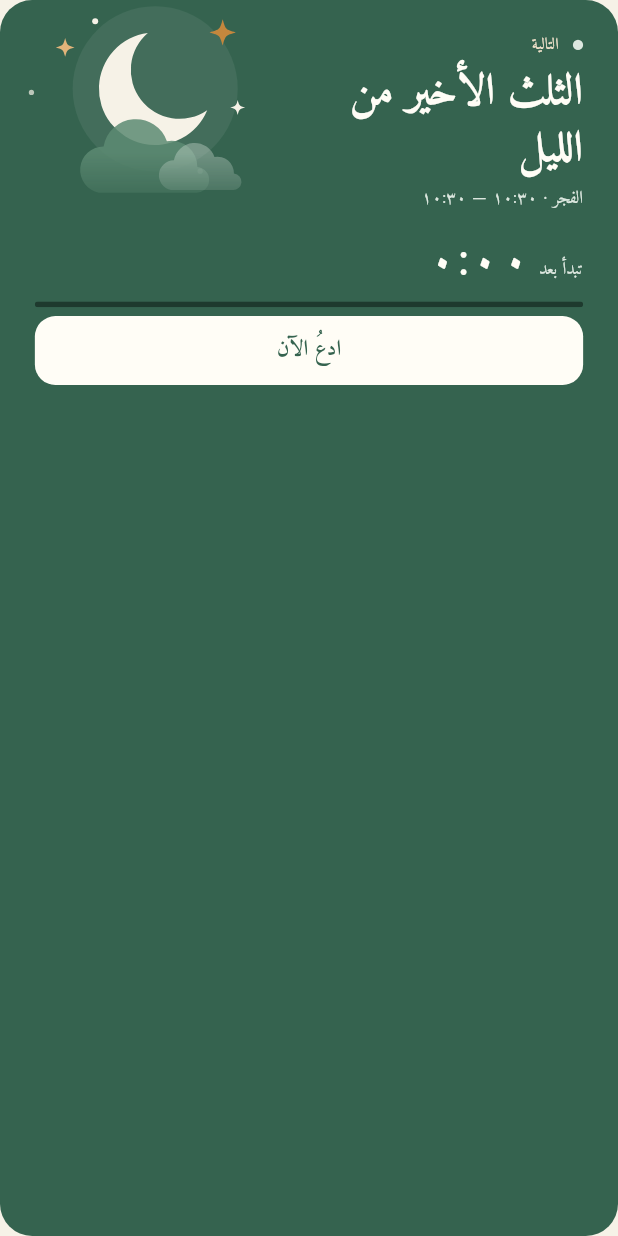
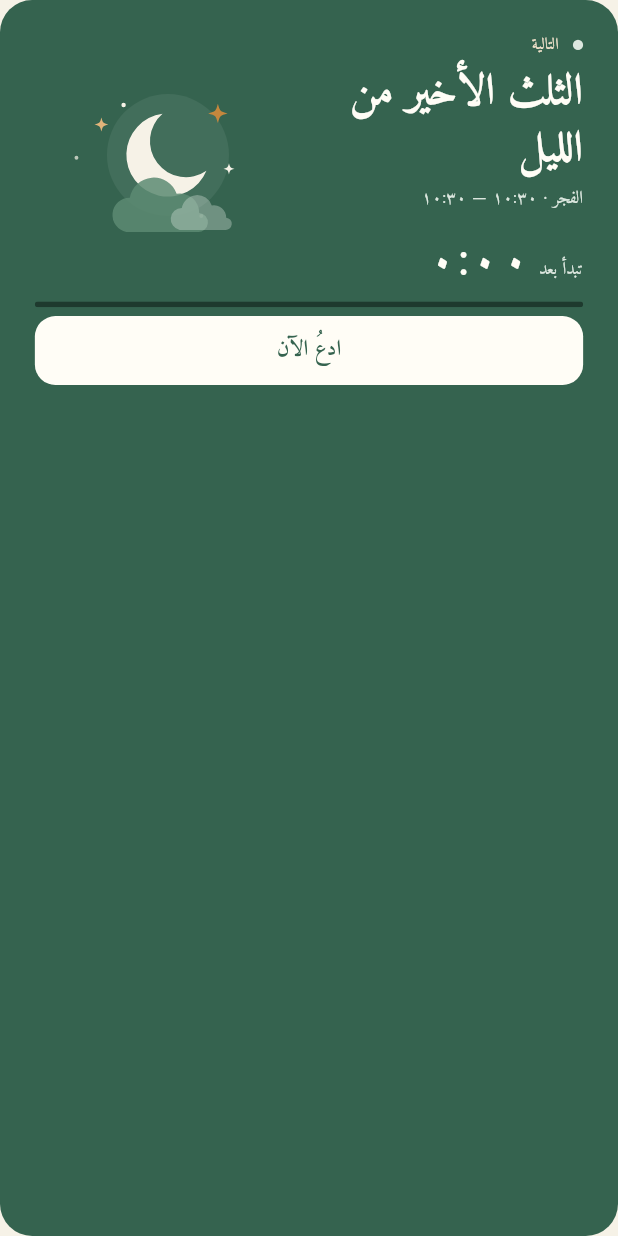
Before and after one commit to mariam2001/Ijaba, a Flutter app: the WindowHeroCard widget shown alone on an empty page, opened directly with empty values, on a phone screen of 412 x 824 dp. Run offline on Flutter 3.47's test engine with Material 3 defaults, Android fonts, the phone set to English and light mode, and no system bars; our stand-ins replace dartz, device_info_plus, easy_localization, flutter_hooks, flutter_local_notifications, flutter_screenutil and 10 more; missing offline and left inert: adhan_dart, android_intent_plus; accounts and stored records are empty; generated files the repository leaves out were written again.

Commit message:
Place the hero illustration beside the card's text

```diff
--- a/lib/features/home/presentation/widgets/window_hero_card.dart
+++ b/lib/features/home/presentation/widgets/window_hero_card.dart
@@ -29,39 +29,14 @@ class WindowHeroCard extends StatelessWidget {
     final language = context.locale.languageCode;
     final open = window.isOpenAt(now);
 
-    return ClipRRect(
+    return DecoratedBox(
+      decoration: BoxDecoration(
+        color: AppColors.green,
         borderRadius: BorderRadius.circular(22.r),
-      child: ColoredBox(
-        color: AppColors.green,
-        child: Stack(
-          children: [
-            // The window's art in the top-end corner, running off it a
-            // little and fading into the card at its foot — part of the
-            // card, like a weather widget, not a picture beside the text.
-            PositionedDirectional(
-              top: -6.h,
-              end: -16.w,
-              child: ShaderMask(
-                blendMode: BlendMode.dstIn,
-                shaderCallback: (bounds) => const LinearGradient(
-                  begin: Alignment.topCenter,
-                  end: Alignment.bottomCenter,
-                  colors: [Colors.white, Colors.white, Colors.transparent],
-                  stops: [0, 0.72, 1],
-                ).createShader(bounds),
-                child: SvgPicture.asset(
-                  windowIllustration(window.type),
-                  width: 190.w,
-                  height: 142.w,
       ),
-              ),
-            ),
-            Padding(
+      child: Padding(
         padding: EdgeInsets.fromLTRB(22.w, 23.h, 22.w, 22.h),
         child: _content(context, language, open: open),
-            ),
-          ],
-        ),
       ),
     );
   }
@@ -76,7 +51,7 @@ class WindowHeroCard extends StatelessWidget {
       context.tr(open ? LocaleKeys.home_left : LocaleKeys.home_starts_in),
       style: AppTextStyles.heroCaption.copyWith(fontSize: 12.sp),
     );
-    return Column(
+    final details = Column(
       crossAxisAlignment: CrossAxisAlignment.start,
       children: [
         Row(
@@ -110,15 +85,11 @@ class WindowHeroCard extends StatelessWidget {
           ],
         ),
         SizedBox(height: 6.h),
-        // Beside the art: wraps rather than running under it.
-        ConstrainedBox(
-          constraints: BoxConstraints(maxWidth: 168.w),
-          child: Text(
+        Text(
           context.tr(windowNameKey(window.type)),
           style: AppTextStyles.heroWindowTitleFor(
             context.locale,
           ).copyWith(height: arabic ? 1.3 : 1.25),
-          ),
         ),
         SizedBox(height: 5.h),
         Text(
@@ -126,7 +97,12 @@ class WindowHeroCard extends StatelessWidget {
           style: AppTextStyles.heroCaption,
         ),
         SizedBox(height: 8.h),
-        Row(
+        // Shrinks rather than overflowing with a large system font size.
+        FittedBox(
+          fit: BoxFit.scaleDown,
+          alignment: AlignmentDirectional.centerStart,
+          child: Row(
+            mainAxisSize: MainAxisSize.min,
             crossAxisAlignment: CrossAxisAlignment.baseline,
             textBaseline: TextBaseline.alphabetic,
             children: [
@@ -139,6 +115,26 @@ class WindowHeroCard extends StatelessWidget {
                 SizedBox(width: 5.w),
                 countdown,
               ],
+            ],
+          ),
+        ),
+      ],
+    );
+
+    return Column(
+      crossAxisAlignment: CrossAxisAlignment.start,
+      children: [
+        // The window's art at the end of the text (left in Arabic), centred
+        // on the whole block from the badge down to the countdown.
+        Row(
+          children: [
+            Expanded(child: details),
+            SizedBox(width: 10.w),
+            SvgPicture.asset(
+              windowIllustration(window.type),
+              width: 140.w,
+              height: 105.w,
+            ),
           ],
         ),
         SizedBox(height: 2.h),
```
Also changed, not shown: 1 other file. Lines whose indentation alone changed are shown as unchanged.
